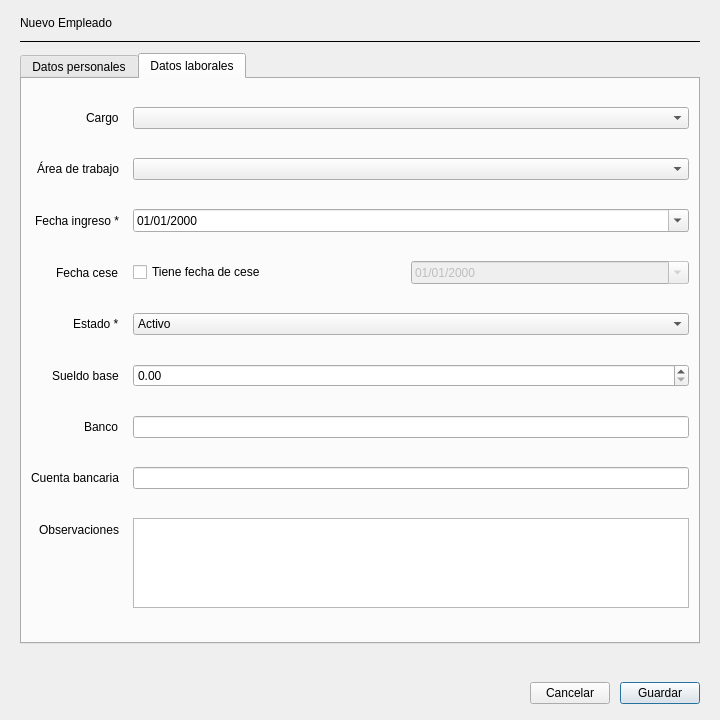
Before: the Qt Designer form Vistas/personal/v_empleado_form.ui in ProTady/giagri, drawn with Qt 5.
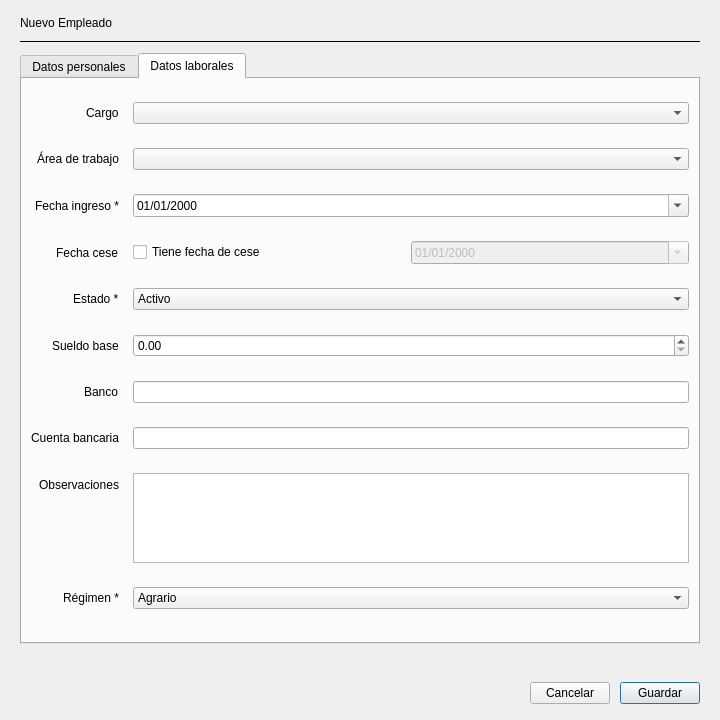
After: the same form once the commit is applied. The open tabs and pages were chosen to show the change.

```diff
--- a/Vistas/personal/v_empleado_form.ui
+++ b/Vistas/personal/v_empleado_form.ui
@@ -89,6 +89,14 @@
          <item><property name="text"><string>Cesado</string></property></item>
         </widget>
        </item>
+       <item row="9" column="0"><widget class="QLabel" name="l29"><property name="text"><string>Régimen *</string></property></widget></item>
+       <item row="9" column="1">
+        <widget class="QComboBox" name="cboRegimen">
+         <item><property name="text"><string>Agrario</string></property></item>
+         <item><property name="text"><string>General</string></property></item>
+         <item><property name="text"><string>Otros</string></property></item>
+        </widget>
+       </item>
        <item row="5" column="0"><widget class="QLabel" name="l25"><property name="text"><string>Sueldo base</string></property></widget></item>
        <item row="5" column="1"><widget class="QDoubleSpinBox" name="spSueldo"><property name="maximum"><double>999999.99</double></property><property name="decimals"><number>2</number></property></widget></item>
        <item row="6" column="0"><widget class="QLabel" name="l26"><property name="text"><string>Banco</string></property></widget></item>
```
